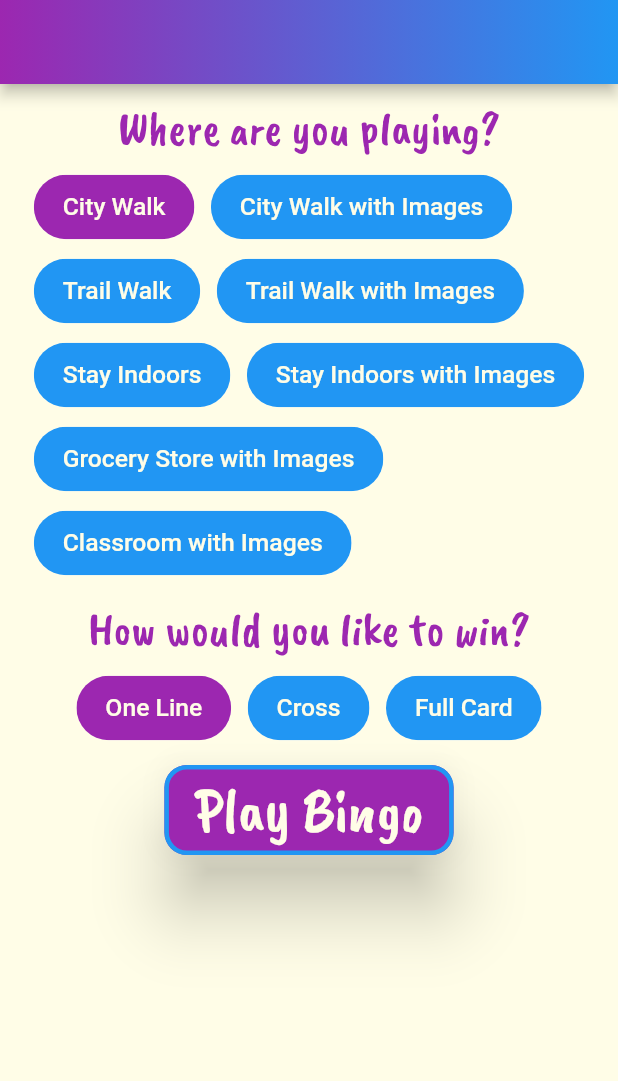
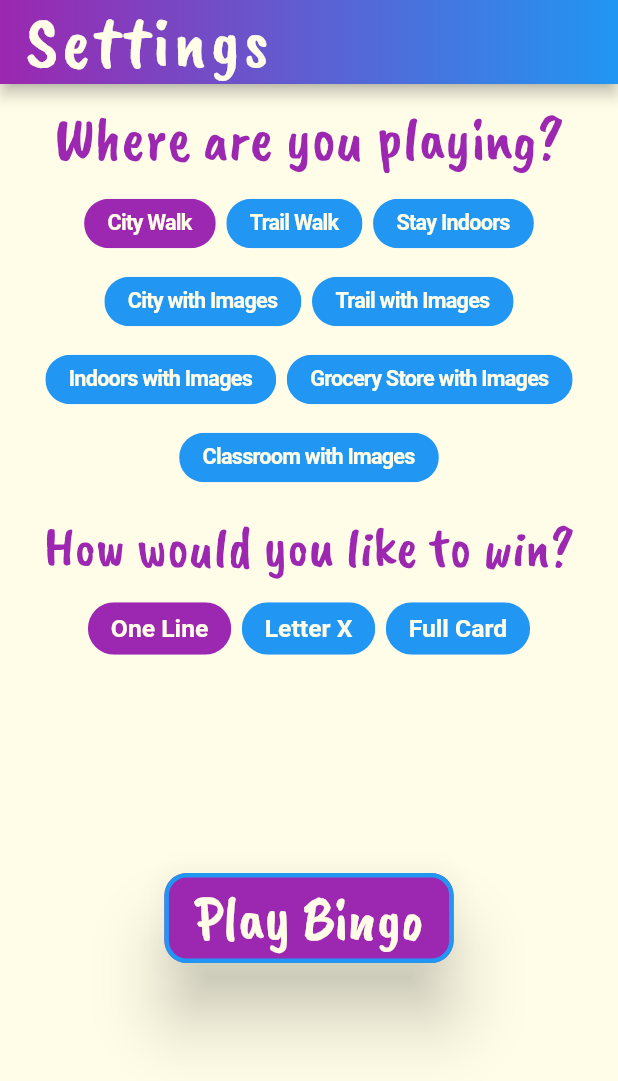
Before and after one commit to emac62/scavenger_bingo, a Flutter app: the screen it shows after launch, after a tap on "Start", on a phone screen of 412 x 824 dp. Shown: the top 1081 px of the screen. Run offline on Flutter 3.47's test engine with Material 2 defaults, Android fonts, the phone set to English and light mode, and no system bars; drawn by our look-alikes of auto_size_text; our stand-ins replace audioplayers, google_mobile_ads, line_awesome_flutter, new_gradient_app_bar, sizer; missing offline and left inert: material_dialogs; network calls fail.

Commit message:
screen sized changes

```diff
--- a/lib/intro.dart
+++ b/lib/intro.dart
@@ -3,6 +3,7 @@ import 'package:flutter/material.dart';
 import 'package:new_gradient_app_bar/new_gradient_app_bar.dart';
 import 'package:scavenger_hunt_bingo/settings.dart';
 import 'package:scavenger_hunt_bingo/widgets/audio.dart';
+import 'package:scavenger_hunt_bingo/widgets/size_config.dart';
 
 class IntroPage extends StatefulWidget {
   const IntroPage({
@@ -17,7 +18,7 @@ class _IntroPageState extends State<IntroPage> {
   @override
   Widget build(BuildContext context) {
     var size = MediaQuery.of(context).size;
-
+    SizeConfig().init(context);
     return Scaffold(
       appBar: NewGradientAppBar(
         automaticallyImplyLeading: false,
--- a/lib/main.dart
+++ b/lib/main.dart
@@ -1,6 +1,7 @@
 import 'package:flutter/material.dart';
 import 'package:google_mobile_ads/google_mobile_ads.dart';
 import 'package:scavenger_hunt_bingo/intro.dart';
+import 'package:sizer/sizer.dart';
 
 List<String> testDeviceIDs = [
   "8E3C44E0453B296DEDFBA106CDBB59CC", // Samsung S5
@@ -33,13 +34,16 @@ class ScavengerBingo extends StatefulWidget {
 class _ScavengerBingoState extends State<ScavengerBingo> {
   @override
   Widget build(BuildContext context) {
+    return Sizer(builder: (context, orientation, deviceType) {
+      // ignore: dead_code
       return MaterialApp(
         debugShowCheckedModeBanner: false,
         theme: ThemeData(
-        primarySwatch:
-            Colors.purple, //i am set brown colour,you can set your colour here
+          primarySwatch: Colors
+              .purple, //i am set brown colour,you can set your colour here
         ),
         home: IntroPage(),
       );
+    });
   }
 }
--- a/lib/settings.dart
+++ b/lib/settings.dart
@@ -4,6 +4,7 @@ import 'package:new_gradient_app_bar/new_gradient_app_bar.dart';
 import 'package:scavenger_hunt_bingo/game_board.dart';
 import 'package:scavenger_hunt_bingo/widgets/audio.dart';
 import 'package:scavenger_hunt_bingo/widgets/banner_ad_widget.dart';
+import 'package:scavenger_hunt_bingo/widgets/size_config.dart';
 
 class SettingsPage extends StatefulWidget {
   const SettingsPage({
@@ -27,24 +28,24 @@ class _SettingsPageState extends State<SettingsPage> {
 
   List<String> cards = [
     "City Walk",
-    "City Walk with Images",
     "Trail Walk",
-    "Trail Walk with Images",
     "Stay Indoors",
-    "Stay Indoors with Images",
+    "City with Images",
+    "Trail with Images",
+    "Indoors with Images",
     "Grocery Store with Images",
     "Classroom with Images",
   ];
 
   List<String> toWin = [
     "One Line",
-    "Cross",
+    "Letter X",
     "Full Card",
   ];
 
   @override
   Widget build(BuildContext context) {
-    var size = MediaQuery.of(context).size;
+    SizeConfig().init(context);
     return Scaffold(
       key: _key,
       appBar: NewGradientAppBar(
@@ -54,8 +55,8 @@ class _SettingsPageState extends State<SettingsPage> {
           style: TextStyle(
               color: Colors.yellow[50],
               fontFamily: 'CaveatBrush',
-              fontSize: size.width,
-              letterSpacing: 2.0),
+              fontSize: SizeConfig.safeBlockHorizontal * 12,
+              letterSpacing: 2.5),
         ),
         gradient: LinearGradient(colors: [Colors.purple, Colors.blue]),
         actions: [],
@@ -65,7 +66,7 @@ class _SettingsPageState extends State<SettingsPage> {
         color: Colors.yellow[50],
         child: Column(
           crossAxisAlignment: CrossAxisAlignment.center,
-          mainAxisAlignment: MainAxisAlignment.start,
+          mainAxisAlignment: MainAxisAlignment.center,
           children: <Widget>[
             SizedBox(
               height: 5,
@@ -77,11 +78,16 @@ class _SettingsPageState extends State<SettingsPage> {
                 style: TextStyle(
                   color: Colors.purple,
                   fontFamily: 'CaveatBrush',
-                    fontSize: size.width * 0.075),
+                  fontSize: SizeConfig.safeBlockHorizontal * 10,
+                ),
                 maxLines: 1,
               ),
             ),
-            Wrap(spacing: 3, direction: Axis.horizontal, children: cardChips()),
+            Wrap(
+                spacing: 3,
+                direction: Axis.horizontal,
+                alignment: WrapAlignment.center,
+                children: cardChips()),
             SizedBox(
               height: 5,
             ),
@@ -92,12 +98,20 @@ class _SettingsPageState extends State<SettingsPage> {
                 style: TextStyle(
                   color: Colors.purple,
                   fontFamily: 'CaveatBrush',
-                    fontSize: size.width * 0.075),
+                  fontSize: SizeConfig.safeBlockHorizontal * 9,
+                ),
                 maxLines: 1,
               ),
             ),
-            Wrap(spacing: 3, direction: Axis.horizontal, children: winChips()),
-            Padding(
+            Wrap(
+                spacing: 3,
+                direction: Axis.horizontal,
+                alignment: WrapAlignment.center,
+                children: winChips()),
+            Expanded(
+              child: Container(
+                child: Center(
+                  child: Padding(
                     padding: const EdgeInsets.fromLTRB(0, 10, 0, 5),
                     child: ElevatedButton(
                         onPressed: () {
@@ -127,8 +141,13 @@ class _SettingsPageState extends State<SettingsPage> {
                           ),
                           elevation: 20,
                           textStyle: TextStyle(
-                        fontFamily: 'CaveatBrush', fontSize: size.width * 0.1),
+                            fontFamily: 'CaveatBrush',
+                            fontSize: SizeConfig.safeBlockHorizontal * 10,
+                          ),
                         )),
+                  ),
+                ),
+              ),
             ),
           ],
         ),
@@ -138,18 +157,21 @@ class _SettingsPageState extends State<SettingsPage> {
   }
 
   List<Widget> cardChips() {
-    var size = MediaQuery.of(context).size;
     List<Widget> chips = [];
     for (int i = 0; i < cards.length; i++) {
       Widget item = Padding(
-        padding: const EdgeInsets.all(4),
+        padding: const EdgeInsets.all(2),
         child: ChoiceChip(
           label: Padding(
-            padding: const EdgeInsets.all(8.0),
+            padding: const EdgeInsets.all(4.0),
             child: Text(cards[i]),
           ),
-          labelStyle:
-              TextStyle(color: Colors.yellow[50], fontSize: size.width * 0.04),
+          labelStyle: TextStyle(
+            color: Colors.yellow[50],
+            fontSize: SizeConfig.safeBlockHorizontal * 3.5,
+            fontWeight: FontWeight.bold,
+            letterSpacing: -0.5,
+          ),
           backgroundColor: Colors.blue,
           selectedColor: Colors.purple,
           selected: cardIndex == i,
@@ -167,18 +189,19 @@ class _SettingsPageState extends State<SettingsPage> {
   }
 
   List<Widget> winChips() {
-    var size = MediaQuery.of(context).size;
     List<Widget> chips = [];
     for (int i = 0; i < toWin.length; i++) {
       Widget item = Padding(
-        padding: const EdgeInsets.all(4),
+        padding: const EdgeInsets.all(2.0),
         child: ChoiceChip(
           label: Padding(
-            padding: const EdgeInsets.all(8.0),
+            padding: const EdgeInsets.all(4.0),
             child: Text(toWin[i]),
           ),
-          labelStyle:
-              TextStyle(color: Colors.yellow[50], fontSize: size.width * 0.04),
+          labelStyle: TextStyle(
+              color: Colors.yellow[50],
+              fontSize: SizeConfig.safeBlockHorizontal * 4,
+              fontWeight: FontWeight.bold),
           backgroundColor: Colors.blue,
           selectedColor: Colors.purple,
           selected: winIndex == i,
--- a/lib/widgets/bingoBoard.dart
+++ b/lib/widgets/bingoBoard.dart
@@ -25,15 +25,15 @@ List<Widget> listTileWidgets(String selectedBoard, String selectedPattern) {
       _array = Resources.indoors;
       _iconData = [];
       break;
-    case "City Walk with Images":
+    case "City with Images":
       _array = [];
       _iconData = Resources.cityIcons;
       break;
-    case "Trail Walk with Images":
+    case "Trail with Images":
       _array = [];
       _iconData = Resources.cityIcons;
       break;
-    case "Stay Indoors with Images":
+    case "Indoors with Images":
       _array = [];
       _iconData = Resources.indoorIcons;
       break;
@@ -194,7 +194,7 @@ class ListTileWidgetState extends State<ListTileWidget> {
 
           if (widget.pattern == "One Line") {
             findOneLineWinner(context);
-          } else if (widget.pattern == "Cross") {
+          } else if (widget.pattern == "Letter X") {
             findCrossWinner(context);
           } else {
             findFullCardWinner(context);
--- a/lib/widgets/dialogs.dart
+++ b/lib/widgets/dialogs.dart
@@ -4,12 +4,23 @@ import 'package:material_dialogs/material_dialogs.dart';
 import 'package:material_dialogs/widgets/buttons/icon_button.dart';
 import 'package:scavenger_hunt_bingo/settings.dart';
 import 'package:scavenger_hunt_bingo/widgets/audio.dart';
+import 'package:scavenger_hunt_bingo/widgets/size_config.dart';
 
 showWinningDialog(context) {
   Dialogs.materialDialog(
-    color: Colors.yellow.shade50,
-    msg: 'BINGO!',
-    title: 'Congratulations,',
+    color: Colors.white,
+    // msg: 'Congratulations',
+    // msgStyle: TextStyle(
+    //   color: Colors.blue,
+    //   fontSize: SizeConfig.safeBlockHorizontal * 10,
+    //   fontFamily: 'CaveatBrush',
+    // ),
+    title: 'BINGO!',
+    titleStyle: TextStyle(
+      color: Colors.purple,
+      fontSize: SizeConfig.safeBlockHorizontal * 10,
+      fontFamily: 'CaveatBrush',
+    ),
     context: context,
     lottieBuilder: Lottie.asset('assets/32585-fireworks-display.json'),
     actions: [
@@ -19,10 +30,13 @@ showWinningDialog(context) {
           Navigator.of(context).pop();
         },
         text: 'Close',
+        color: Colors.blue,
+        textStyle: TextStyle(
+          color: Colors.yellow[50],
+          fontSize: SizeConfig.safeBlockHorizontal * 3,
+        ),
         iconData: Icons.exit_to_app,
-        color: Colors.blue,
-        textStyle: TextStyle(color: Colors.white),
-        iconColor: Colors.white,
+        iconColor: Colors.yellow[50],
       ),
       IconsButton(
         onPressed: () {
@@ -33,10 +47,13 @@ showWinningDialog(context) {
           );
         },
         text: 'New Game',
+        color: Colors.purple,
+        textStyle: TextStyle(
+          color: Colors.yellow[50],
+          fontSize: SizeConfig.safeBlockHorizontal * 3,
+        ),
         iconData: Icons.auto_awesome,
-        color: Colors.purple,
-        textStyle: TextStyle(color: Colors.white),
-        iconColor: Colors.white,
+        iconColor: Colors.yellow[50],
       ),
     ],
   );
@@ -74,7 +91,7 @@ class _ImageDialogState extends State<ImageDialog> {
       case "One Line":
         winningImage = 'assets/images/OneLineWinners.png';
         break;
-      case "Cross":
+      case "Letter X":
         winningImage = 'assets/images/Cross.png';
         break;
       case "Full Card":
--- /dev/null
+++ b/lib/widgets/size_config.dart
@@ -0,0 +1,29 @@
+import 'package:flutter/widgets.dart';
+
+class SizeConfig {
+  static late MediaQueryData _mediaQueryData;
+  static late double screenWidth;
+  static late double screenHeight;
+  static late double blockSizeHorizontal;
+  static late double blockSizeVertical;
+
+  static late double _safeAreaHorizontal;
+  static late double _safeAreaVertical;
+  static late double safeBlockHorizontal;
+  static late double safeBlockVertical;
+
+  void init(BuildContext context) {
+    _mediaQueryData = MediaQuery.of(context);
+    screenWidth = _mediaQueryData.size.width;
+    screenHeight = _mediaQueryData.size.height;
+    blockSizeHorizontal = screenWidth / 100;
+    blockSizeVertical = screenHeight / 100;
+
+    _safeAreaHorizontal =
+        _mediaQueryData.padding.left + _mediaQueryData.padding.right;
+    _safeAreaVertical =
+        _mediaQueryData.padding.top + _mediaQueryData.padding.bottom;
+    safeBlockHorizontal = (screenWidth - _safeAreaHorizontal) / 100;
+    safeBlockVertical = (screenHeight - _safeAreaVertical) / 100;
+  }
+}
--- a/pubspec.yaml
+++ b/pubspec.yaml
@@ -35,6 +35,7 @@ dependencies:
   audioplayers: ^0.20.1
   line_awesome_flutter: ^2.0.0
   chips_choice_null_safety: ^2.0.2
+  sizer: ^2.0.15
 
 dev_dependencies:
   flutter_test:
```
Also changed, not shown: pubspec.lock. Lines whose indentation alone changed are shown as unchanged.
